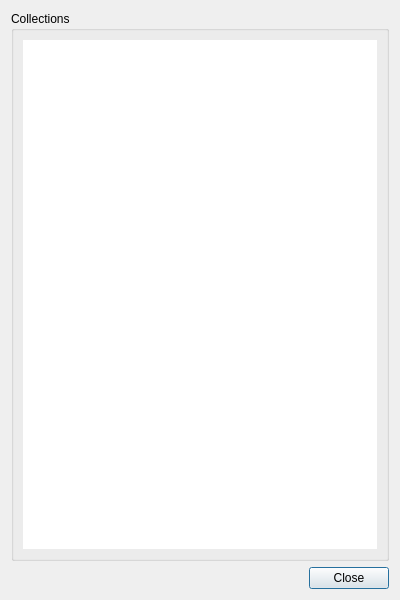
Qt form dialogs/manage_collections.ui (Philantrop/calibre-marvin-manager) before a commit.
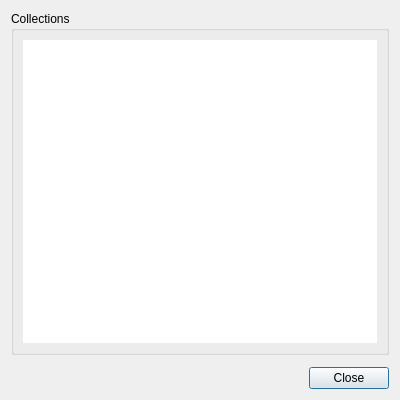
The same form after that commit. Icons and pictures are not drawn.

Commit message: inserted a variety of spacers to guarantee minimal sizes for supplemental dialogs.

Diff of the .ui file:
```diff
--- a/dialogs/manage_collections.ui
+++ b/dialogs/manage_collections.ui
@@ -7,7 +7,7 @@
     <x>0</x>
     <y>0</y>
     <width>400</width>
-    <height>600</height>
+    <height>400</height>
    </rect>
   </property>
   <property name="windowTitle">
@@ -50,6 +50,22 @@
        </item>
       </layout>
      </item>
+     <item>
+      <spacer name="horizontalSpacer">
+       <property name="orientation">
+        <enum>Qt::Horizontal</enum>
+       </property>
+       <property name="sizeType">
+        <enum>QSizePolicy::Fixed</enum>
+       </property>
+       <property name="sizeHint" stdset="0">
+        <size>
+         <width>350</width>
+         <height>6</height>
+        </size>
+       </property>
+      </spacer>
+     </item>
      <item>
       <widget class="QDialogButtonBox" name="bb">
        <property name="standardButtons">
```
The commit also changes 5 other files.
